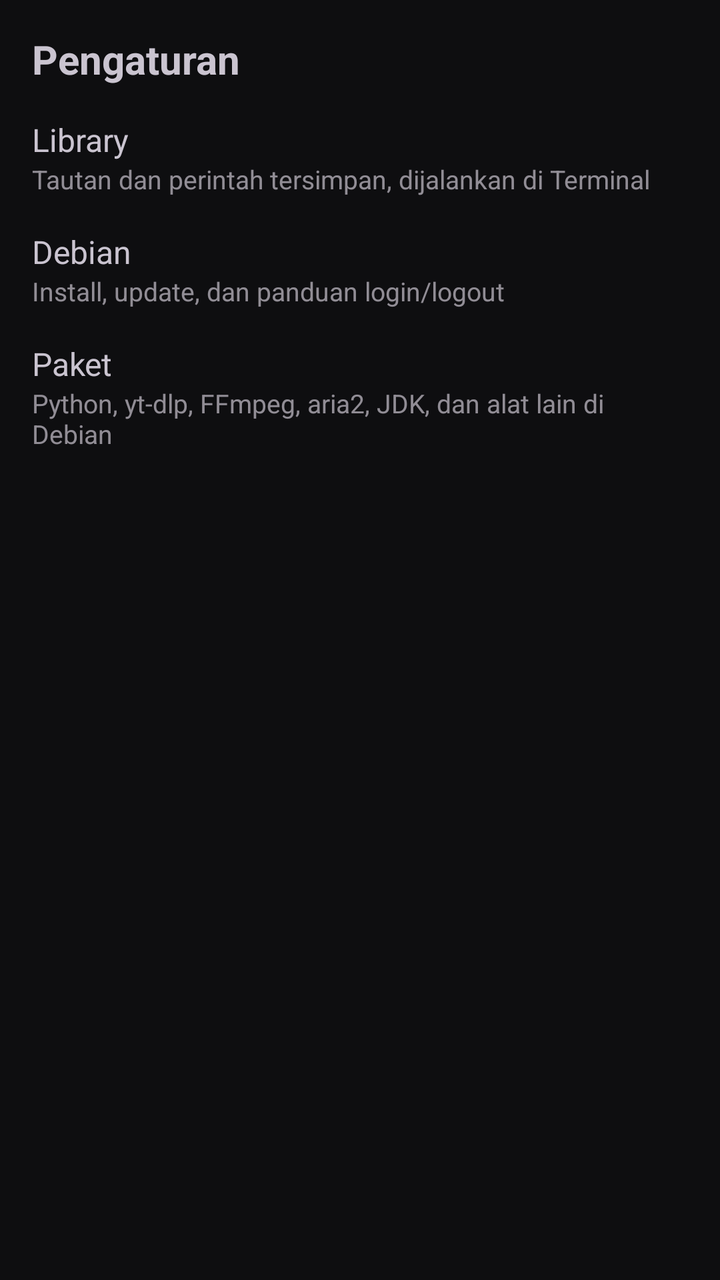
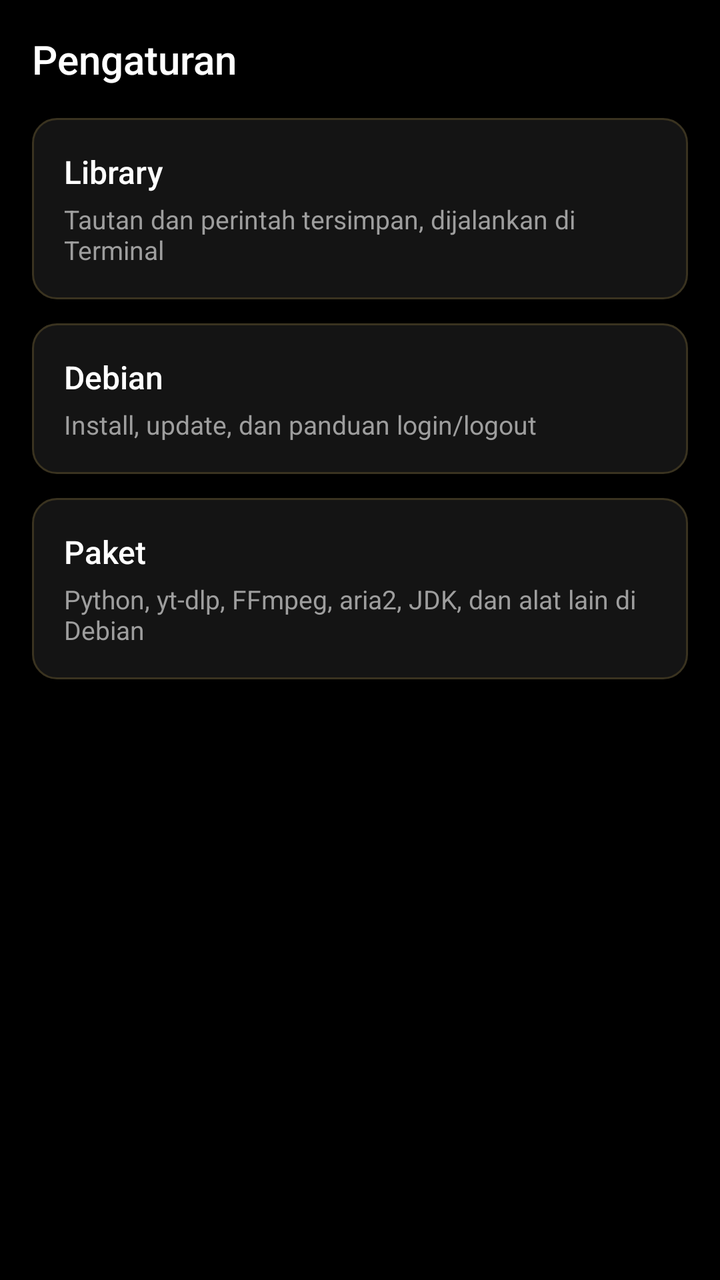

An Android layout rendered at two revisions. The XML below is the earlier revision; the diff shows what the commit changed to produce the second picture.
<!-- AndroidManifest.xml: another module's application theme Theme.Molina -->
<!-- res/layout/fragment_settings.xml -->
<?xml version="1.0" encoding="utf-8"?>
<FrameLayout xmlns:android="http://schemas.android.com/apk/res/android"
    android:layout_width="match_parent"
    android:layout_height="match_parent">

    <LinearLayout
        android:id="@+id/settings_menu"
        android:layout_width="match_parent"
        android:layout_height="match_parent"
        android:orientation="vertical"
        android:padding="16dp">

        <TextView
            android:layout_width="match_parent"
            android:layout_height="wrap_content"
            android:layout_marginBottom="8dp"
            android:text="@string/settings_menu_title"
            android:textSize="20sp"
            android:textStyle="bold" />

        <LinearLayout
            android:id="@+id/settings_row_library"
            android:layout_width="match_parent"
            android:layout_height="wrap_content"
            android:background="?attr/selectableItemBackground"
            android:clickable="true"
            android:focusable="true"
            android:minHeight="56dp"
            android:orientation="vertical"
            android:paddingTop="8dp"
            android:paddingBottom="8dp">

            <TextView
                android:layout_width="match_parent"
                android:layout_height="wrap_content"
                android:text="@string/settings_library_title"
                android:textSize="16sp" />

            <TextView
                android:layout_width="match_parent"
                android:layout_height="wrap_content"
                android:alpha="0.7"
                android:text="@string/settings_library_subtitle"
                android:textSize="13sp" />
        </LinearLayout>

        <LinearLayout
            android:id="@+id/settings_row_debian"
            android:layout_width="match_parent"
            android:layout_height="wrap_content"
            android:background="?attr/selectableItemBackground"
            android:clickable="true"
            android:focusable="true"
            android:minHeight="56dp"
            android:orientation="vertical"
            android:paddingTop="8dp"
            android:paddingBottom="8dp">

            <TextView
                android:layout_width="match_parent"
                android:layout_height="wrap_content"
                android:text="@string/settings_debian_title"
                android:textSize="16sp" />

            <TextView
                android:layout_width="match_parent"
                android:layout_height="wrap_content"
                android:alpha="0.7"
                android:text="@string/settings_debian_subtitle"
                android:textSize="13sp" />
        </LinearLayout>

        <LinearLayout
            android:id="@+id/settings_row_packages"
            android:layout_width="match_parent"
            android:layout_height="wrap_content"
            android:background="?attr/selectableItemBackground"
            android:clickable="true"
            android:focusable="true"
            android:minHeight="56dp"
            android:orientation="vertical"
            android:paddingTop="8dp"
            android:paddingBottom="8dp">

            <TextView
                android:layout_width="match_parent"
                android:layout_height="wrap_content"
                android:text="@string/settings_packages_title"
                android:textSize="16sp" />

            <TextView
                android:layout_width="match_parent"
                android:layout_height="wrap_content"
                android:alpha="0.7"
                android:text="@string/settings_packages_subtitle"
                android:textSize="13sp" />
        </LinearLayout>
    </LinearLayout>

    <FrameLayout
        android:id="@+id/settings_child_container"
        android:layout_width="match_parent"
        android:layout_height="match_parent"
        android:background="?android:attr/colorBackground"
        android:clickable="true"
        android:focusable="true"
        android:visibility="gone" />
</FrameLayout>
<!-- resources referenced by this layout -->
<resources>
  <string name="settings_debian_subtitle">Install, update, dan panduan login/logout</string>
  <string name="settings_debian_title">Debian</string>
  <string name="settings_library_subtitle">Tautan dan perintah tersimpan, dijalankan di Terminal</string>
  <string name="settings_library_title">Library</string>
  <string name="settings_menu_title">Pengaturan</string>
  <string name="settings_packages_subtitle">Python, yt-dlp, FFmpeg, aria2, JDK, dan alat lain di Debian</string>
  <string name="settings_packages_title">Paket</string>
  <style name="Theme.Molina" parent="Theme.Material3.Dark.NoActionBar">
          <item name="colorPrimary">@color/molina_amber</item>
          <item name="colorOnPrimary">@color/molina_bg</item>
          <item name="colorSecondaryContainer">@color/molina_amber_container</item>
          <item name="colorSurface">@color/molina_surface</item>
          <item name="android:colorBackground">@color/molina_bg</item>
          <item name="android:windowBackground">@color/molina_bg</item>
          <item name="android:statusBarColor">@color/molina_bg</item>
          <item name="android:navigationBarColor">@color/molina_surface</item>
      </style>
  <color name="molina_amber">#FFB300</color>
  <color name="molina_bg">#0E0E10</color>
  <color name="molina_amber_container">#33FFB300</color>
  <color name="molina_surface">#16161A</color>
</resources>

<!-- the commit's change to res/layout/fragment_settings.xml (unified diff, before → after) -->
@@ -1,99 +1,99 @@
 <?xml version="1.0" encoding="utf-8"?>
 <FrameLayout xmlns:android="http://schemas.android.com/apk/res/android"
     android:layout_width="match_parent"
-    android:layout_height="match_parent">
+    android:layout_height="match_parent"
+    android:background="@color/ms_bg">
 
     <LinearLayout
         android:id="@+id/settings_menu"
         android:layout_width="match_parent"
         android:layout_height="match_parent"
         android:orientation="vertical"
-        android:padding="16dp">
+        android:padding="@dimen/ms_space_md">
 
         <TextView
+            style="@style/Molina.Text.Title"
             android:layout_width="match_parent"
             android:layout_height="wrap_content"
-            android:layout_marginBottom="8dp"
-            android:text="@string/settings_menu_title"
-            android:textSize="20sp"
-            android:textStyle="bold" />
+            android:layout_marginBottom="@dimen/ms_space_md"
+            android:text="@string/settings_menu_title" />
 
         <LinearLayout
             android:id="@+id/settings_row_library"
             android:layout_width="match_parent"
             android:layout_height="wrap_content"
-            android:background="?attr/selectableItemBackground"
+            android:layout_marginBottom="@dimen/ms_card_gap"
+            android:background="@drawable/ms_bg_card_ripple"
             android:clickable="true"
             android:focusable="true"
-            android:minHeight="56dp"
+            android:minHeight="64dp"
             android:orientation="vertical"
-            android:paddingTop="8dp"
-            android:paddingBottom="8dp">
+            android:padding="@dimen/ms_space_md">
 
             <TextView
+                style="@style/Molina.Text.Item"
                 android:layout_width="match_parent"
                 android:layout_height="wrap_content"
-                android:text="@string/settings_library_title"
-                android:textSize="16sp" />
+                android:text="@string/settings_library_title" />
 
             <TextView
+                style="@style/Molina.Text.Body"
                 android:layout_width="match_parent"
                 android:layout_height="wrap_content"
-                android:alpha="0.7"
-                android:text="@string/settings_library_subtitle"
-                android:textSize="13sp" />
+                android:layout_marginTop="@dimen/ms_space_xs"
+                android:text="@string/settings_library_subtitle" />
         </LinearLayout>
 
         <LinearLayout
             android:id="@+id/settings_row_debian"
             android:layout_width="match_parent"
             android:layout_height="wrap_content"
-            android:background="?attr/selectableItemBackground"
+            android:layout_marginBottom="@dimen/ms_card_gap"
+            android:background="@drawable/ms_bg_card_ripple"
             android:clickable="true"
             android:focusable="true"
-            android:minHeight="56dp"
+            android:minHeight="64dp"
             android:orientation="vertical"
-            android:paddingTop="8dp"
-            android:paddingBottom="8dp">
+            android:padding="@dimen/ms_space_md">
 
             <TextView
+                style="@style/Molina.Text.Item"
                 android:layout_width="match_parent"
                 android:layout_height="wrap_content"
-                android:text="@string/settings_debian_title"
-                android:textSize="16sp" />
+                android:text="@string/settings_debian_title" />
 
             <TextView
+                style="@style/Molina.Text.Body"
                 android:layout_width="match_parent"
                 android:layout_height="wrap_content"
-                android:alpha="0.7"
-                android:text="@string/settings_debian_subtitle"
-                android:textSize="13sp" />
+                android:layout_marginTop="@dimen/ms_space_xs"
+                android:text="@string/settings_debian_subtitle" />
         </LinearLayout>
 
         <LinearLayout
             android:id="@+id/settings_row_packages"
             android:layout_width="match_parent"
             android:layout_height="wrap_content"
-            android:background="?attr/selectableItemBackground"
+            android:layout_marginBottom="@dimen/ms_card_gap"
+            android:background="@drawable/ms_bg_card_ripple"
             android:clickable="true"
             android:focusable="true"
-            android:minHeight="56dp"
+            android:minHeight="64dp"
             android:orientation="vertical"
-            android:paddingTop="8dp"
-            android:paddingBottom="8dp">
+            android:padding="@dimen/ms_space_md">
 
             <TextView
+                style="@style/Molina.Text.Item"
                 android:layout_width="match_parent"
                 android:layout_height="wrap_content"
-                android:text="@string/settings_packages_title"
-                android:textSize="16sp" />
+                android:text="@string/settings_packages_title" />
 
             <TextView
+                style="@style/Molina.Text.Body"
                 android:layout_width="match_parent"
                 android:layout_height="wrap_content"
-                android:alpha="0.7"
-                android:text="@string/settings_packages_subtitle"
-                android:textSize="13sp" />
+                android:layout_marginTop="@dimen/ms_space_xs"
+                android:text="@string/settings_packages_subtitle" />
         </LinearLayout>
     </LinearLayout>
 
@@ -101,7 +101,7 @@
         android:id="@+id/settings_child_container"
         android:layout_width="match_parent"
         android:layout_height="match_parent"
-        android:background="?android:attr/colorBackground"
+        android:background="@color/ms_bg"
         android:clickable="true"
         android:focusable="true"
         android:visibility="gone" />
<!-- resource entries referenced after the edit -->
@@ -1,5 +1,20 @@
 <!-- resources referenced by this layout -->
 <resources>
+  <color name="ms_bg">#000000</color>
+  <dimen name="ms_card_gap">12dp</dimen>
+  <dimen name="ms_space_md">16dp</dimen>
+  <dimen name="ms_space_xs">4dp</dimen>
+  <!-- drawable ms_bg_card_ripple (drawable) -->
+  <?xml version="1.0" encoding="utf-8"?>
+  <ripple xmlns:android="http://schemas.android.com/apk/res/android" android:color="@color/ms_ripple">
+      <item android:drawable="@drawable/ms_bg_card" />
+      <item android:id="@android:id/mask">
+          <shape android:shape="rectangle">
+              <solid android:color="#FFFFFFFF" />
+              <corners android:radius="@dimen/ms_card_radius" />
+          </shape>
+      </item>
+  </ripple>
   <string name="settings_debian_subtitle">Install, update, dan panduan login/logout</string>
   <string name="settings_debian_title">Debian</string>
   <string name="settings_library_subtitle">Tautan dan perintah tersimpan, dijalankan di Terminal</string>
@@ -7,6 +22,18 @@
   <string name="settings_menu_title">Pengaturan</string>
   <string name="settings_packages_subtitle">Python, yt-dlp, FFmpeg, aria2, JDK, dan alat lain di Debian</string>
   <string name="settings_packages_title">Paket</string>
+  <style name="Molina.Text.Body">
+          <item name="android:textSize">13sp</item>
+          <item name="android:textColor">@color/ms_text_secondary</item>
+      </style>
+  <style name="Molina.Text.Item">
+          <item name="android:textSize">16sp</item>
+          <item name="android:fontFamily">sans-serif-medium</item>
+      </style>
+  <style name="Molina.Text.Title">
+          <item name="android:textSize">20sp</item>
+          <item name="android:fontFamily">sans-serif-medium</item>
+      </style>
   <style name="Theme.Molina" parent="Theme.Material3.Dark.NoActionBar">
           <item name="colorPrimary">@color/molina_amber</item>
           <item name="colorOnPrimary">@color/molina_bg</item>
@@ -17,9 +44,24 @@
           <item name="android:statusBarColor">@color/molina_bg</item>
           <item name="android:navigationBarColor">@color/molina_surface</item>
       </style>
+  <color name="ms_ripple">#29FFB300</color>
+  <!-- drawable ms_bg_card (drawable) -->
+  <?xml version="1.0" encoding="utf-8"?>
+  <shape xmlns:android="http://schemas.android.com/apk/res/android" android:shape="rectangle">
+      <solid android:color="@color/ms_card" />
+      <stroke
+          android:width="@dimen/ms_card_stroke"
+          android:color="@color/ms_card_border" />
+      <corners android:radius="@dimen/ms_card_radius" />
+  </shape>
+  <dimen name="ms_card_radius">12dp</dimen>
+  <color name="ms_text_secondary">#9E9E9E</color>
   <color name="molina_amber">#FFB300</color>
   <color name="molina_bg">#0E0E10</color>
   <color name="molina_amber_container">#33FFB300</color>
   <color name="molina_surface">#16161A</color>
+  <color name="ms_card">#141414</color>
+  <dimen name="ms_card_stroke">1dp</dimen>
+  <color name="ms_card_border">#3A3320</color>
 </resources>
 
